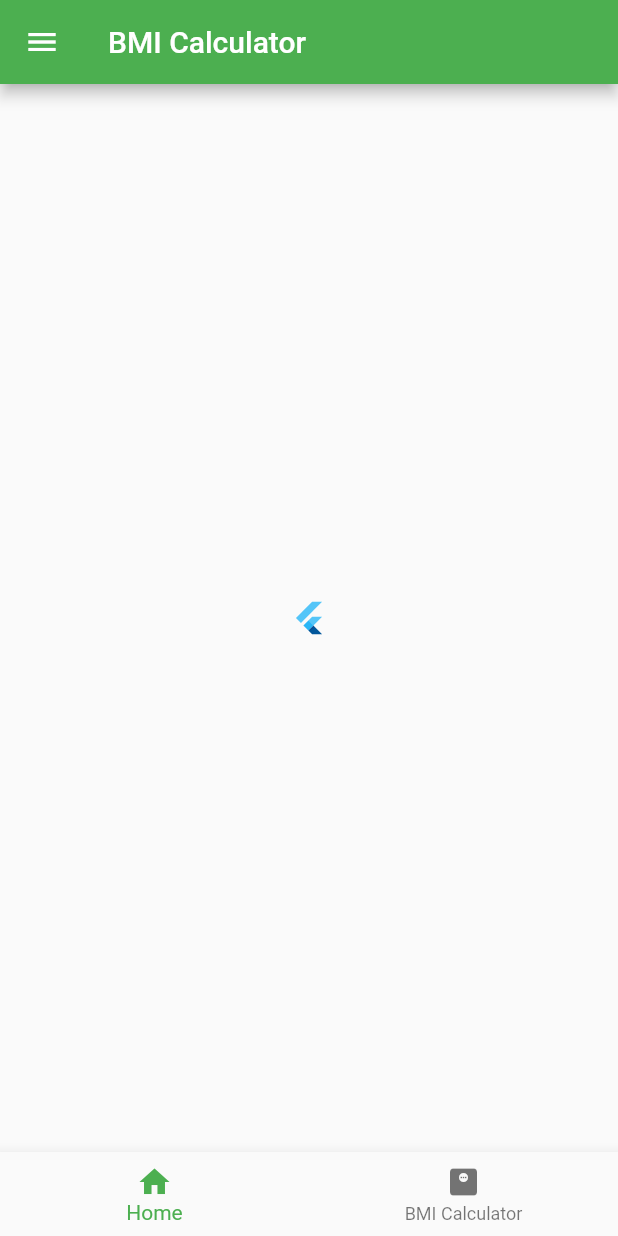
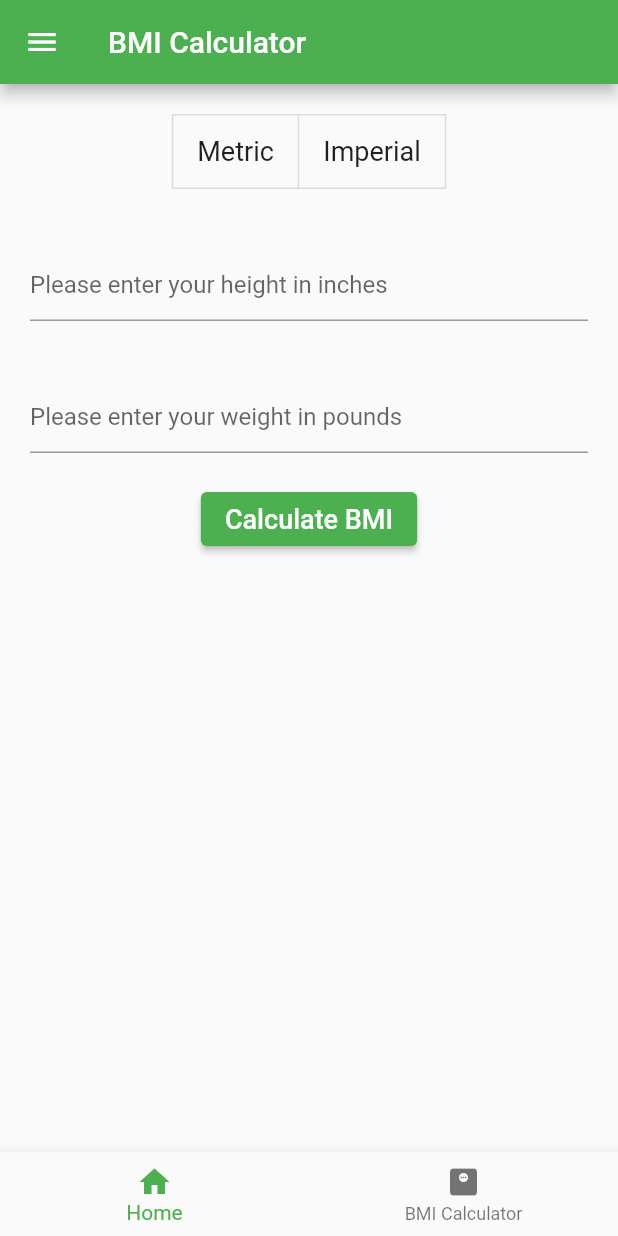
Before and after one commit to ninjamon23/FitnessAppDemo, a Flutter app: the BmiScreen screen opened by its route, on a phone screen of 412 x 824 dp. Run offline on Flutter 3.47's test engine with Material 2 defaults, Android fonts, the phone set to English and light mode, and no system bars.

Commit message:
Bmi calculator update. -Added padding -Update UI -Added calculate BMI

```diff
--- a/lib/screens/bmi_screen.dart
+++ b/lib/screens/bmi_screen.dart
@@ -2,16 +2,122 @@ import 'package:familiarization/shared/bottom_nav.dart';
 import 'package:familiarization/shared/menu_drawer.dart';
 import 'package:flutter/material.dart';
 
-class BmiScreen extends StatelessWidget {
-  const BmiScreen({ Key? key }) : super(key: key);
+class BmiScreen extends StatefulWidget {
+  const BmiScreen({Key? key}) : super(key: key);
 
   @override
+  State<BmiScreen> createState() => _BmiScreenState();
+}
+
+class _BmiScreenState extends State<BmiScreen> {
+  @override
   Widget build(BuildContext context) {
+    heightMessage =
+        'Please enter your height in ${isMetric ? 'meters' : 'inches'}';
+    weightMessage =
+        'Please enter your weight in ${isMetric ? 'kilos' : 'pounds'}';
     return Scaffold(
-      appBar: AppBar(title: const Text('BMI Calculator')),
-      drawer: const MenuDrawer(),
-      bottomNavigationBar: const BottomNav(),
-      body: const Center(child: FlutterLogo()),
-    );
+        appBar: AppBar(title: const Text('BMI Calculator')),
+        drawer: const MenuDrawer(),
+        bottomNavigationBar: const BottomNav(),
+        body: SingleChildScrollView(
+          child: Column(
+            children: [
+              Padding(
+                padding: const EdgeInsets.all(20),
+                child: ToggleButtons(
+                  children: const [
+                    Padding(
+                      padding: EdgeInsets.symmetric(horizontal: 16),
+                      child: Text(
+                        'Metric',
+                        style: TextStyle(fontSize: 18),
+                      ),
+                    ),
+                    Padding(
+                      padding: EdgeInsets.symmetric(horizontal: 16),
+                      child: Text(
+                        'Imperial',
+                        style: TextStyle(fontSize: 18),
+                      ),
+                    ),
+                  ],
+                  isSelected: isSelected,
+                  onPressed: toggleMeasure,
+                ),
+              ),
+              Padding(
+                padding: const EdgeInsets.all(20),
+                child: TextField(
+                  controller: txtHeight,
+                  keyboardType: TextInputType.number,
+                  decoration: InputDecoration(hintText: heightMessage),
+                ),
+              ),
+              Padding(
+                padding: const EdgeInsets.all(20),
+                child: TextField(
+                  controller: txtWeight,
+                  keyboardType: TextInputType.number,
+                  decoration: InputDecoration(hintText: weightMessage),
+                ),
+              ),
+              ElevatedButton(
+                onPressed: calculateBMI,
+                child: const Text(
+                  'Calculate BMI',
+                  style: TextStyle(fontSize: 18),
+                ),
+              ),
+              Text(result)
+            ],
+          ),
+        ));
+  }
+
+  String result = '';
+  bool isMetric = false;
+  bool isImperial = false;
+  double? height;
+  double? weight;
+  String heightMessage = '';
+  String weightMessage = '';
+
+  late List<bool> isSelected;
+
+  final TextEditingController txtHeight = TextEditingController();
+  final TextEditingController txtWeight = TextEditingController();
+
+  void toggleMeasure(value) {
+    isMetric = false;
+    if (value == 0) {
+      isMetric = true;
+    }
+    isImperial = !isMetric;
+    setState(() {
+      isSelected = [isMetric, isImperial];
+    });
+  }
+
+  void calculateBMI() {
+    double bmi = 0;
+    double height = double.tryParse(txtHeight.text) ?? 0;
+    double weight = double.tryParse(txtWeight.text) ?? 0;
+
+    if (isMetric) {
+      bmi = weight / (height * height);
+    } else {
+      bmi = weight * 703 / (height * height);
+    }
+
+    setState(() {
+      result = 'Your calculated BMI is ${bmi.toStringAsFixed(2)}';
+    });
+  }
+
+  @override
+  void initState() {
+    isSelected = [isMetric, isImperial];
+    super.initState();
   }
 }
--- a/lib/shared/menu_drawer.dart
+++ b/lib/shared/menu_drawer.dart
@@ -1,6 +1,4 @@
 import 'package:flutter/material.dart';
-import '../screens/bmi_screen.dart';
-import '../screens/intro_screen.dart';
 
 class MenuDrawer extends StatelessWidget {
   const MenuDrawer({Key? key}) : super(key: key);
```
Also changed, not shown: pubspec.lock, 1 other file.
